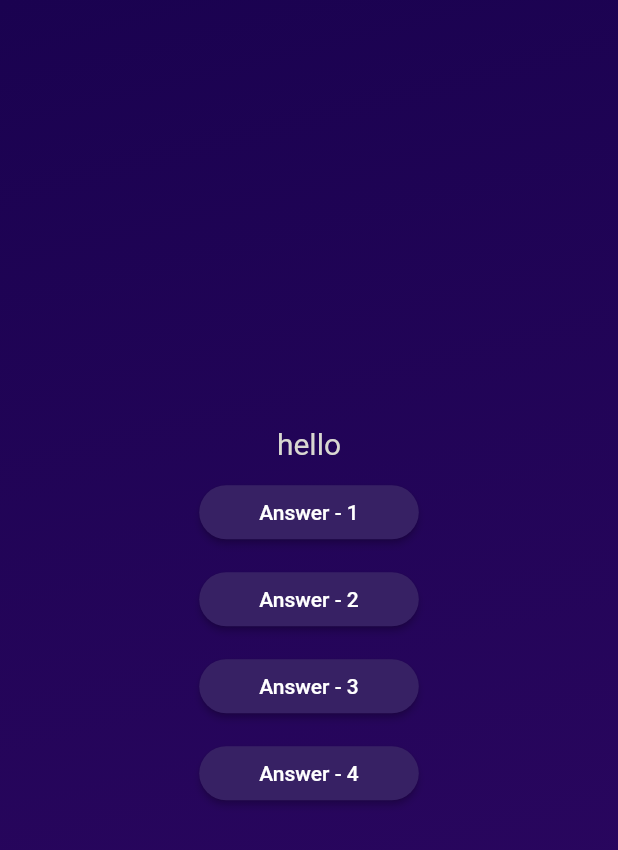
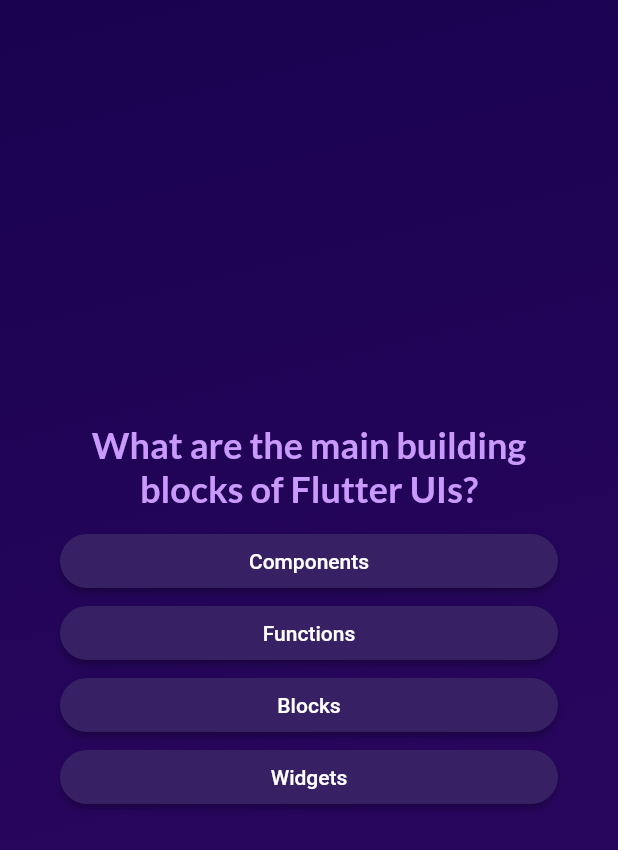
Before and after one commit to pratikmota/flutter-apps-demo, a Flutter app: the screen it shows after launch, after a tap on "Start Quiz", on a phone screen of 412 x 824 dp. Shown: the top 850 px of the screen. Run offline on Flutter 3.47's test engine with Material 2 defaults, Android fonts, the phone set to English and light mode, and no system bars; our stand-ins replace google_fonts.

Commit message:
question screen

```diff
--- a/quiz_app/lib/gradiant_container.dart
+++ b/quiz_app/lib/gradiant_container.dart
@@ -1,5 +1,6 @@
 import 'package:flutter/material.dart';
 import 'package:quiz_app/start_screen.dart';
+import 'package:quiz_app/question_screen.dart';
 import 'package:quiz_app/question_screen.dart';
 
 const startAlignment = Alignment.topLeft;
@@ -15,6 +16,7 @@ class GradiantContainer extends StatefulWidget {
 }
 
 class _GradiantContainerState extends State<GradiantContainer> {
+  final List<String> selectedAnswers = [];
   var activeScreen = "first-screen";
   void switchScreen() {
     setState(
@@ -24,12 +26,18 @@ class _GradiantContainerState extends State<GradiantContainer> {
     );
   }
 
+  void chooseAnswer(String answer) {
+    selectedAnswers.add(answer);
+  }
+
   @override
   Widget build(context) {
-    Widget finalScreen = StartScreen(switchScreen);
+    Widget screenWidget = StartScreen(switchScreen);
 
     if (activeScreen == "question-screen") {
-      finalScreen = const QuestionScreen();
+      screenWidget = QuestionsScreen(
+        onSelectAnswer: chooseAnswer,
+      );
     }
     return Container(
       decoration: BoxDecoration(
@@ -39,7 +47,7 @@ class _GradiantContainerState extends State<GradiantContainer> {
           end: endAlignment,
         ),
       ),
-      child: finalScreen,
+      child: screenWidget,
     );
   }
 }
--- a/quiz_app/lib/models/quiz_question.dart
+++ b/quiz_app/lib/models/quiz_question.dart
@@ -2,4 +2,10 @@ class QuizQuestion {
   const QuizQuestion(this.text, this.answers);
   final String text;
   final List<String> answers;
+
+  List<String> getShuffledAnswers() {
+    final shuffledList = List.of(answers);
+    shuffledList.shuffle();
+    return shuffledList;
+  }
 }
--- a/quiz_app/lib/question_screen.dart
+++ b/quiz_app/lib/question_screen.dart
@@ -1,32 +1,64 @@
 import 'package:flutter/material.dart';
 import 'package:quiz_app/answer_button.dart';
 import 'package:quiz_app/styled_text.dart';
+import 'package:quiz_app/questions.dart';
 
-class QuestionScreen extends StatefulWidget {
-  const QuestionScreen({super.key});
+class QuestionsScreen extends StatefulWidget {
+  const QuestionsScreen({
+    super.key,
+    required this.onSelectAnswer,
+  });
+
+  final void Function(String answer) onSelectAnswer;
 
   @override
-  State<QuestionScreen> createState() => _QuestionScreenState();
+  State<QuestionsScreen> createState() {
+    return _QuestionsScreenState();
+  }
 }
 
-class _QuestionScreenState extends State<QuestionScreen> {
+class _QuestionsScreenState extends State<QuestionsScreen> {
+  var currentQuestionIndex = 0;
+
+  void answerQuestion(String selectedAnswer) {
+    // currentQuestionIndex = currentQuestionIndex + 1;
+    // currentQuestionIndex += 1;
+    widget.onSelectAnswer(selectedAnswer);
+    setState(() {
+      currentQuestionIndex++; // increments the value by 1
+    });
+  }
+
   @override
   Widget build(BuildContext context) {
+    final currentQuestion = questions[0];
     return SizedBox(
       width: double.infinity,
-      child: Column(
-        mainAxisAlignment: MainAxisAlignment.center,
-        children: [
-          const StylesText("hello"),
-          const SizedBox(height: 10),
-          AnswerButton(answerText: "Answer - 1", onTap: () {}),
-          const SizedBox(height: 10),
-          AnswerButton(answerText: "Answer - 2", onTap: () {}),
-          const SizedBox(height: 10),
-          AnswerButton(answerText: "Answer - 3", onTap: () {}),
-          const SizedBox(height: 10),
-          AnswerButton(answerText: "Answer - 4", onTap: () {}),
-        ],
+      child: Container(
+        margin: const EdgeInsets.all(40),
+        child: Column(
+          mainAxisAlignment: MainAxisAlignment.center,
+          crossAxisAlignment: CrossAxisAlignment.stretch,
+          children: [
+            StylesText(currentQuestion.text),
+            const SizedBox(height: 10),
+            ...currentQuestion.getShuffledAnswers().map((answer) {
+              return AnswerButton(
+                answerText: answer,
+                onTap: () {
+                  answerQuestion(answer);
+                },
+              );
+            })
+            // AnswerButton(answerText: currentQuestion.answers[0], onTap: () {}),
+            // const SizedBox(height: 10),
+            // AnswerButton(answerText: currentQuestion.answers[1], onTap: () {}),
+            // const SizedBox(height: 10),
+            // AnswerButton(answerText: currentQuestion.answers[2], onTap: () {}),
+            // const SizedBox(height: 10),
+            // AnswerButton(answerText: currentQuestion.answers[3], onTap: () {}),
+          ],
+        ),
       ),
     );
   }
--- /dev/null
+++ b/quiz_app/lib/questions.dart
@@ -0,0 +1,55 @@
+import 'package:quiz_app/models/quiz_question.dart';
+
+const questions = [
+  QuizQuestion(
+    'What are the main building blocks of Flutter UIs?',
+    [
+      'Widgets',
+      'Components',
+      'Blocks',
+      'Functions',
+    ],
+  ),
+  QuizQuestion('How are Flutter UIs built?', [
+    'By combining widgets in code',
+    'By combining widgets in a visual editor',
+    'By defining widgets in config files',
+    'By using XCode for iOS and Android Studio for Android',
+  ]),
+  QuizQuestion(
+    'What\'s the purpose of a StatefulWidget?',
+    [
+      'Update UI as data changes',
+      'Update data as UI changes',
+      'Ignore data changes',
+      'Render UI that does not depend on data',
+    ],
+  ),
+  QuizQuestion(
+    'Which widget should you try to use more often: StatelessWidget or StatefulWidget?',
+    [
+      'StatelessWidget',
+      'StatefulWidget',
+      'Both are equally good',
+      'None of the above',
+    ],
+  ),
+  QuizQuestion(
+    'What happens if you change data in a StatelessWidget?',
+    [
+      'The UI is not updated',
+      'The UI is updated',
+      'The closest StatefulWidget is updated',
+      'Any nested StatefulWidgets are updated',
+    ],
+  ),
+  QuizQuestion(
+    'How should you update data inside of StatefulWidgets?',
+    [
+      'By calling setState()',
+      'By calling updateData()',
+      'By calling updateUI()',
+      'By calling updateState()',
+    ],
+  ),
+];
--- a/quiz_app/lib/styled_text.dart
+++ b/quiz_app/lib/styled_text.dart
@@ -1,4 +1,5 @@
 import 'package:flutter/material.dart';
+import 'package:google_fonts/google_fonts.dart';
 
 class StylesText extends StatelessWidget {
   const StylesText(this.text, {super.key});
@@ -7,10 +8,12 @@ class StylesText extends StatelessWidget {
   Widget build(context) {
     return Text(
       text,
-      style: const TextStyle(
-        fontSize: 20,
-        color: Color.fromARGB(255, 217, 216, 209),
+      style: GoogleFonts.lato(
+        color: const Color.fromARGB(255, 201, 153, 251),
+        fontSize: 24,
+        fontWeight: FontWeight.bold,
       ),
+      textAlign: TextAlign.center,
     );
   }
 }
--- a/quiz_app/pubspec.yaml
+++ b/quiz_app/pubspec.yaml
@@ -34,6 +34,7 @@ dependencies:
   # The following adds the Cupertino Icons font to your application.
   # Use with the CupertinoIcons class for iOS style icons.
   cupertino_icons: ^1.0.2
+  google_fonts: ^6.0.0
 
 dev_dependencies:
   flutter_test:
```
Also changed, not shown: 1 other file.
